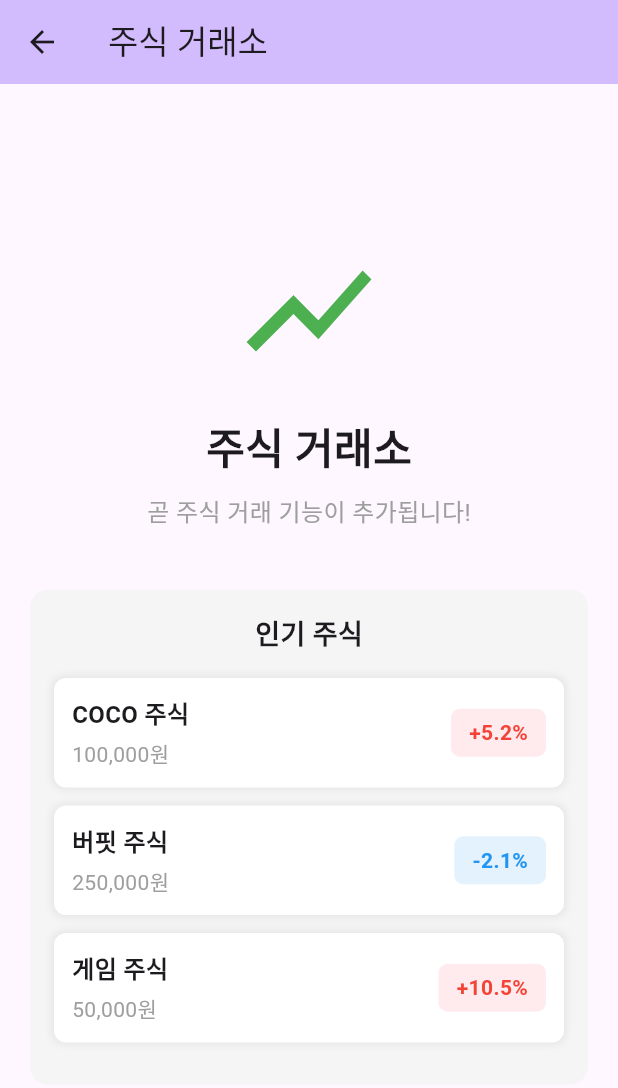
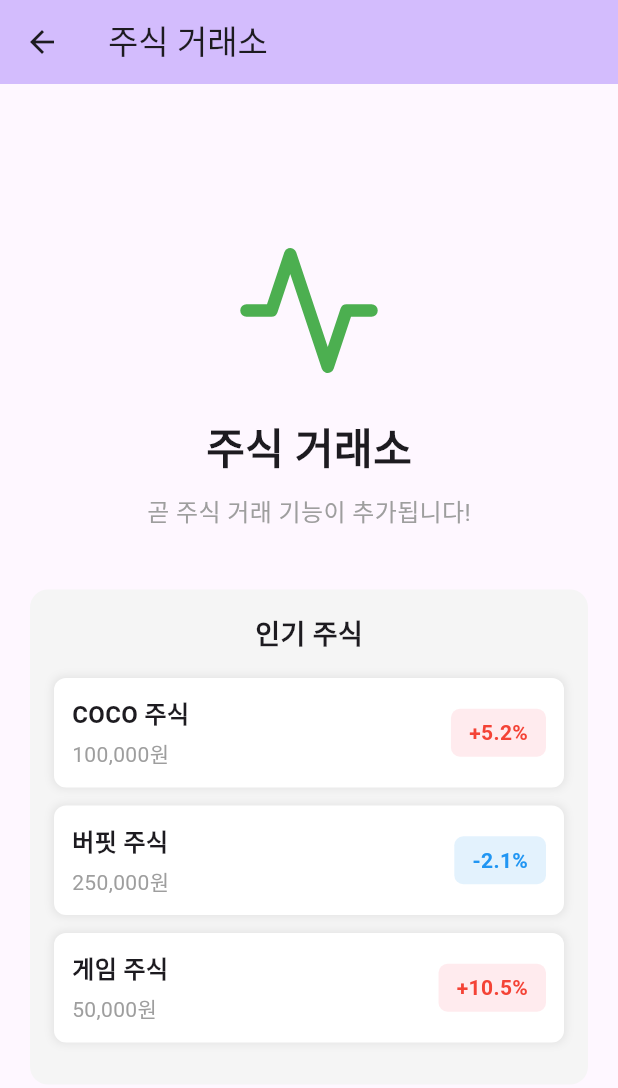
Before and after one commit to coco-ccl/coco-buffett-client, a Flutter app: the StockPage screen opened by its route, on a phone screen of 412 x 824 dp. Shown: the top 1088 px of the screen. Run offline on Flutter 3.47's test engine with Material 3 defaults, Android fonts, the phone set to English and light mode, and no system bars; our stand-ins replace flutter_bloc, flutter_svg, freezed_annotation, go_router; missing offline and left inert: flame, flame_bloc.

Commit message:
feat: flutter svg 추가

````diff
--- a/lib/stock/stock_page.dart
+++ b/lib/stock/stock_page.dart
@@ -1,6 +1,7 @@
 import 'package:flutter/material.dart';
 import 'package:flutter_bloc/flutter_bloc.dart';
 import 'package:go_router/go_router.dart';
+import '../utils/svg_utils.dart';
 import 'stock_bloc/stock_bloc.dart';
 
 class StockPage extends StatefulWidget {
@@ -44,9 +45,11 @@ class _StockPageState extends State<StockPage> {
               child: Column(
                 mainAxisAlignment: MainAxisAlignment.center,
                 children: [
-                  const Icon(
-                    Icons.show_chart,
-                    size: 100,
+                  // SVG 아이콘 사용 예시
+                  SvgUtils.loadIcon(
+                    'stock_chart.svg',
+                    width: 100,
+                    height: 100,
                     color: Colors.green,
                   ),
                   const SizedBox(height: 20),
@@ -120,7 +123,7 @@ class _StockPageState extends State<StockPage> {
         borderRadius: BorderRadius.circular(8),
         boxShadow: [
           BoxShadow(
-            color: Colors.grey.withOpacity(0.2),
+            color: Colors.grey.withValues(alpha: 0.2),
             spreadRadius: 1,
             blurRadius: 4,
           ),
--- /dev/null
+++ b/lib/utils/svg_utils.dart
@@ -0,0 +1,105 @@
+import 'package:flutter/material.dart';
+import 'package:flutter_svg/flutter_svg.dart';
+
+/// SVG 이미지를 사용하기 위한 유틸리티 클래스
+class SvgUtils {
+  /// assets/icons/ 폴더의 SVG 파일을 로드
+  ///
+  /// 사용 예시:
+  /// ```dart
+  /// SvgUtils.loadIcon('icon_name.svg', width: 24, height: 24)
+  /// ```
+  static Widget loadIcon(
+    String fileName, {
+    double? width,
+    double? height,
+    Color? color,
+    BoxFit fit = BoxFit.contain,
+  }) {
+    return SvgPicture.asset(
+      'assets/icons/$fileName',
+      width: width,
+      height: height,
+      colorFilter: color != null
+          ? ColorFilter.mode(color, BlendMode.srcIn)
+          : null,
+      fit: fit,
+    );
+  }
+
+  /// assets/images/ 폴더의 SVG 파일을 로드
+  ///
+  /// 사용 예시:
+  /// ```dart
+  /// SvgUtils.loadImage('image_name.svg', width: 100, height: 100)
+  /// ```
+  static Widget loadImage(
+    String fileName, {
+    double? width,
+    double? height,
+    Color? color,
+    BoxFit fit = BoxFit.contain,
+  }) {
+    return SvgPicture.asset(
+      'assets/images/$fileName',
+      width: width,
+      height: height,
+      colorFilter: color != null
+          ? ColorFilter.mode(color, BlendMode.srcIn)
+          : null,
+      fit: fit,
+    );
+  }
+
+  /// 네트워크에서 SVG 파일을 로드
+  ///
+  /// 사용 예시:
+  /// ```dart
+  /// SvgUtils.loadFromNetwork('https://example.com/icon.svg', width: 24, height: 24)
+  /// ```
+  static Widget loadFromNetwork(
+    String url, {
+    double? width,
+    double? height,
+    Color? color,
+    BoxFit fit = BoxFit.contain,
+  }) {
+    return SvgPicture.network(
+      url,
+      width: width,
+      height: height,
+      colorFilter: color != null
+          ? ColorFilter.mode(color, BlendMode.srcIn)
+          : null,
+      fit: fit,
+    );
+  }
+
+  /// SVG 문자열을 직접 로드
+  ///
+  /// 사용 예시:
+  /// ```dart
+  /// SvgUtils.loadFromString(
+  ///   '<svg viewBox="0 0 24 24"><circle cx="12" cy="12" r="10"/></svg>',
+  ///   width: 24,
+  ///   height: 24,
+  /// )
+  /// ```
+  static Widget loadFromString(
+    String svgString, {
+    double? width,
+    double? height,
+    Color? color,
+    BoxFit fit = BoxFit.contain,
+  }) {
+    return SvgPicture.string(
+      svgString,
+      width: width,
+      height: height,
+      colorFilter: color != null
+          ? ColorFilter.mode(color, BlendMode.srcIn)
+          : null,
+      fit: fit,
+    );
+  }
+}
````
Also changed, not shown: pubspec.yaml (+4 -3 lines), assets/icons/coin.svg (added), assets/icons/stock_chart.svg (added).
